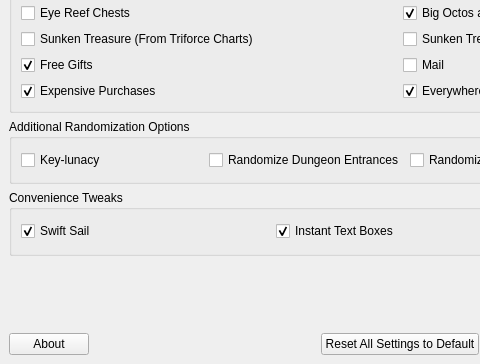
Old version of the form ui/randomizer_window.ui in the repository LagoLunatic/wwrando; both pictures show x 0 to 480 and y 197 to 561 of the 800 by 561 pixel window.
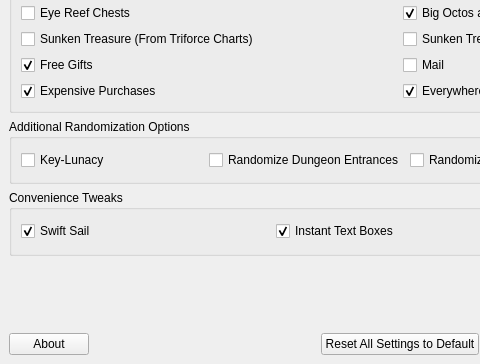
New version of the form.

Commit message: Capitalize L in Key-Lunacy

```diff
--- a/ui/randomizer_window.ui
+++ b/ui/randomizer_window.ui
@@ -207,7 +207,7 @@
        <item>
         <widget class="QCheckBox" name="keylunacy">
          <property name="text">
-          <string>Key-lunacy</string>
+          <string>Key-Lunacy</string>
          </property>
         </widget>
        </item>
```
The commit also changes 1 other file.
